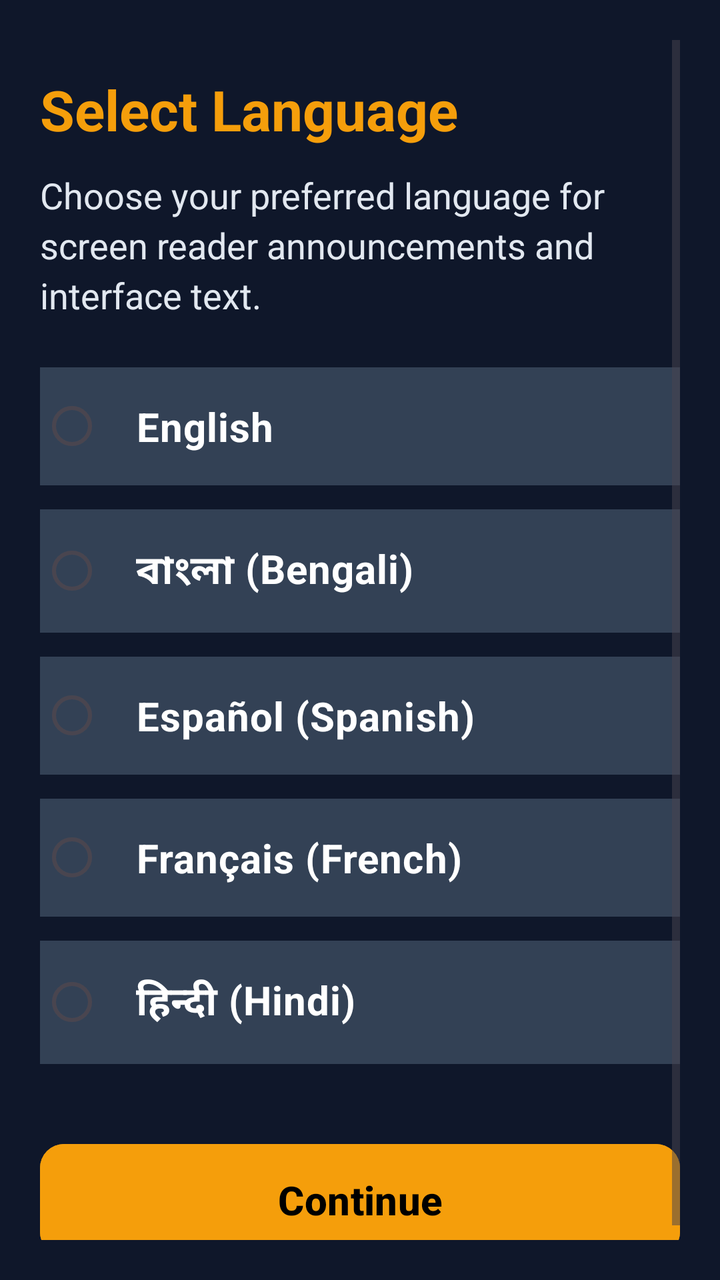
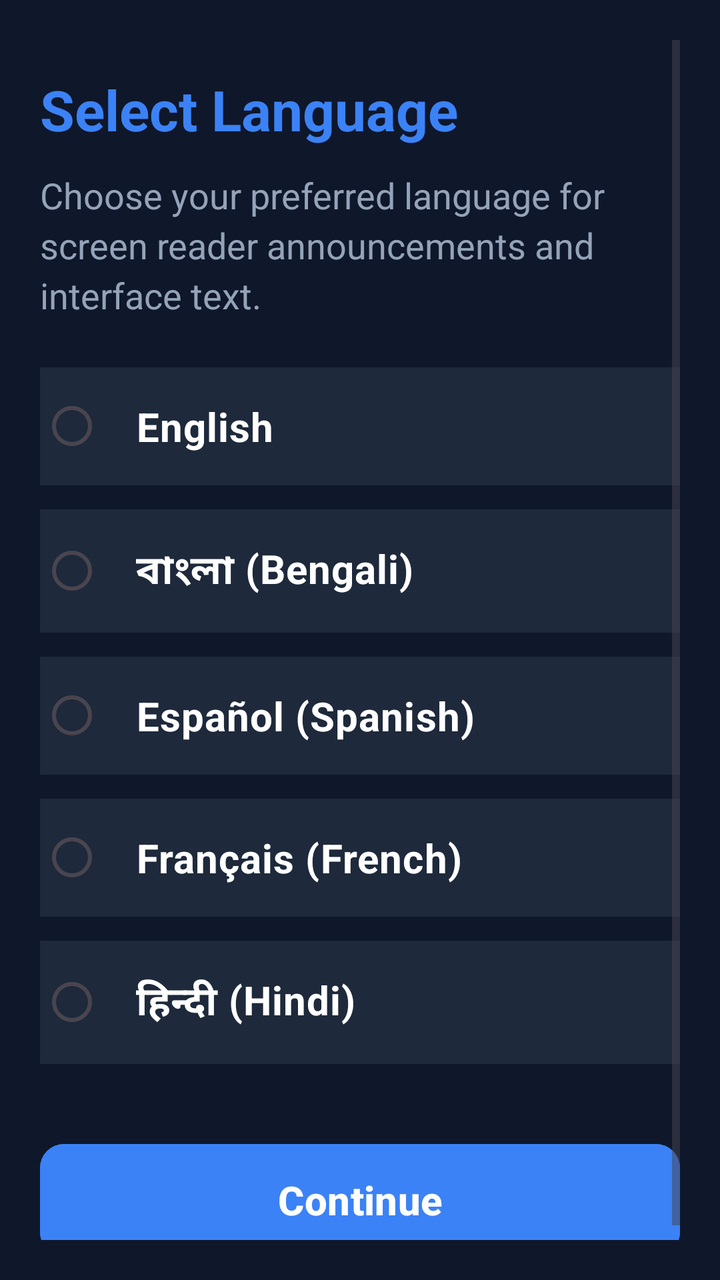

Compare the two renders of this Android layout. The source of the first and the diff that turns it into the second are given below.
<!-- AndroidManifest.xml: application theme Theme.BTReceiveCall -->
<!-- res/layout/activity_language_selection.xml -->
<?xml version="1.0" encoding="utf-8"?>
<ScrollView xmlns:android="http://schemas.android.com/apk/res/android"
    xmlns:app="http://schemas.android.com/apk/res-auto"
    xmlns:tools="http://schemas.android.com/tools"
    android:layout_width="match_parent"
    android:layout_height="match_parent"
    android:background="@color/primary_dark"
    android:fillViewport="true"
    android:padding="20dp">

    <LinearLayout
        android:layout_width="match_parent"
        android:layout_height="wrap_content"
        android:orientation="vertical">

        
        <TextView
            android:id="@+id/tvTitleLanguage"
            android:layout_width="match_parent"
            android:layout_height="wrap_content"
            android:layout_marginTop="16dp"
            android:text="@string/title_select_language"
            android:textColor="@color/accent_gold"
            android:textSize="28sp"
            android:textStyle="bold"
            android:focusable="true"
            android:accessibilityHeading="true" />

        
        <TextView
            android:id="@+id/tvSubtitleLanguage"
            android:layout_width="match_parent"
            android:layout_height="wrap_content"
            android:layout_marginTop="12dp"
            android:layout_marginBottom="24dp"
            android:text="@string/subtitle_select_language"
            android:textColor="@color/text_secondary"
            android:textSize="18sp"
            android:lineSpacingExtra="4dp"
            android:focusable="true" />

        
        <RadioGroup
            android:id="@+id/rgLanguages"
            android:layout_width="match_parent"
            android:layout_height="wrap_content"
            android:orientation="vertical">

            <RadioButton
                android:id="@+id/rbEnglish"
                android:layout_width="match_parent"
                android:layout_height="wrap_content"
                android:minHeight="56dp"
                android:layout_marginBottom="12dp"
                android:background="@color/card_background"
                android:padding="16dp"
                android:text="English"
                android:textColor="@color/text_primary"
                android:textSize="20sp"
                android:textStyle="bold"
                android:contentDescription="English language selection" />

            <RadioButton
                android:id="@+id/rbBengali"
                android:layout_width="match_parent"
                android:layout_height="wrap_content"
                android:minHeight="56dp"
                android:layout_marginBottom="12dp"
                android:background="@color/card_background"
                android:padding="16dp"
                android:text="বাংলা (Bengali)"
                android:textColor="@color/text_primary"
                android:textSize="20sp"
                android:textStyle="bold"
                android:contentDescription="Bengali, বাংলা language selection" />

            <RadioButton
                android:id="@+id/rbSpanish"
                android:layout_width="match_parent"
                android:layout_height="wrap_content"
                android:minHeight="56dp"
                android:layout_marginBottom="12dp"
                android:background="@color/card_background"
                android:padding="16dp"
                android:text="Español (Spanish)"
                android:textColor="@color/text_primary"
                android:textSize="20sp"
                android:textStyle="bold"
                android:contentDescription="Spanish, Español language selection" />

            <RadioButton
                android:id="@+id/rbFrench"
                android:layout_width="match_parent"
                android:layout_height="wrap_content"
                android:minHeight="56dp"
                android:layout_marginBottom="12dp"
                android:background="@color/card_background"
                android:padding="16dp"
                android:text="Français (French)"
                android:textColor="@color/text_primary"
                android:textSize="20sp"
                android:textStyle="bold"
                android:contentDescription="French, Français language selection" />

            <RadioButton
                android:id="@+id/rbHindi"
                android:layout_width="match_parent"
                android:layout_height="wrap_content"
                android:minHeight="56dp"
                android:layout_marginBottom="12dp"
                android:background="@color/card_background"
                android:padding="16dp"
                android:text="हिन्दी (Hindi)"
                android:textColor="@color/text_primary"
                android:textSize="20sp"
                android:textStyle="bold"
                android:contentDescription="Hindi, हिन्दी language selection" />
        </RadioGroup>

        
        <View
            android:layout_width="match_parent"
            android:layout_height="0dp"
            android:layout_weight="1" />

        
        <com.google.android.material.button.MaterialButton
            android:id="@+id/btnContinueLanguage"
            android:layout_width="match_parent"
            android:layout_height="64dp"
            android:layout_marginTop="24dp"
            android:layout_marginBottom="16dp"
            android:backgroundTint="@color/accent_gold"
            android:text="@string/btn_continue"
            android:textColor="@color/black"
            android:textSize="20sp"
            android:textStyle="bold"
            app:cornerRadius="12dp"
            android:contentDescription="@string/btn_continue" />

    </LinearLayout>
</ScrollView>
<!-- resources referenced by this layout -->
<resources>
  <color name="accent_gold">#F59E0B</color>
  <color name="black">#000000</color>
  <color name="card_background">#334155</color>
  <color name="primary_dark">#0F172A</color>
  <color name="text_primary">#FFFFFF</color>
  <color name="text_secondary">#E2E8F0</color>
  <string name="btn_continue">Continue</string>
  <string name="subtitle_select_language">Choose your preferred language for screen reader announcements and interface text.</string>
  <string name="title_select_language">Select Language</string>
  <style name="Theme.BTReceiveCall" parent="Theme.Material3.DayNight.NoActionBar">
          
          <item name="colorPrimary">@color/accent_gold</item>
          <item name="colorOnPrimary">@color/black</item>
          <item name="colorPrimaryContainer">@color/card_background</item>
          <item name="colorOnPrimaryContainer">@color/text_primary</item>
  
          
          <item name="colorSecondary">@color/status_green</item>
          <item name="colorOnSecondary">@color/white</item>
  
          
          <item name="android:colorBackground">@color/primary_dark</item>
          <item name="colorSurface">@color/surface_dark</item>
          <item name="colorOnSurface">@color/text_primary</item>
  
          
          <item name="android:statusBarColor">@color/primary_dark</item>
          <item name="android:windowLightStatusBar">false</item>
      </style>
  <color name="status_green">#10B981</color>
  <color name="white">#FFFFFF</color>
  <color name="surface_dark">#1E293B</color>
</resources>

<!-- the commit's change to res/layout/activity_language_selection.xml (unified diff, before → after) -->
@@ -20,7 +20,7 @@
             android:layout_height="wrap_content"
             android:layout_marginTop="16dp"
             android:text="@string/title_select_language"
-            android:textColor="@color/accent_gold"
+            android:textColor="@color/accent_blue"
             android:textSize="28sp"
             android:textStyle="bold"
             android:focusable="true"
@@ -130,9 +130,9 @@
             android:layout_height="64dp"
             android:layout_marginTop="24dp"
             android:layout_marginBottom="16dp"
-            android:backgroundTint="@color/accent_gold"
+            android:backgroundTint="@color/accent_blue"
             android:text="@string/btn_continue"
-            android:textColor="@color/black"
+            android:textColor="@color/white"
             android:textSize="20sp"
             android:textStyle="bold"
             app:cornerRadius="12dp"
<!-- resource entries referenced after the edit -->
@@ -1,18 +1,17 @@
 <!-- resources referenced by this layout -->
 <resources>
-  <color name="accent_gold">#F59E0B</color>
-  <color name="black">#000000</color>
-  <color name="card_background">#334155</color>
+  <color name="accent_blue">#3B82F6</color>
+  <color name="card_background">#1E293B</color>
   <color name="primary_dark">#0F172A</color>
   <color name="text_primary">#FFFFFF</color>
-  <color name="text_secondary">#E2E8F0</color>
+  <color name="text_secondary">#94A3B8</color>
   <string name="btn_continue">Continue</string>
   <string name="subtitle_select_language">Choose your preferred language for screen reader announcements and interface text.</string>
   <string name="title_select_language">Select Language</string>
   <style name="Theme.BTReceiveCall" parent="Theme.Material3.DayNight.NoActionBar">
           
-          <item name="colorPrimary">@color/accent_gold</item>
-          <item name="colorOnPrimary">@color/black</item>
+          <item name="colorPrimary">@color/accent_blue</item>
+          <item name="colorOnPrimary">@color/white</item>
           <item name="colorPrimaryContainer">@color/card_background</item>
           <item name="colorOnPrimaryContainer">@color/text_primary</item>
   
